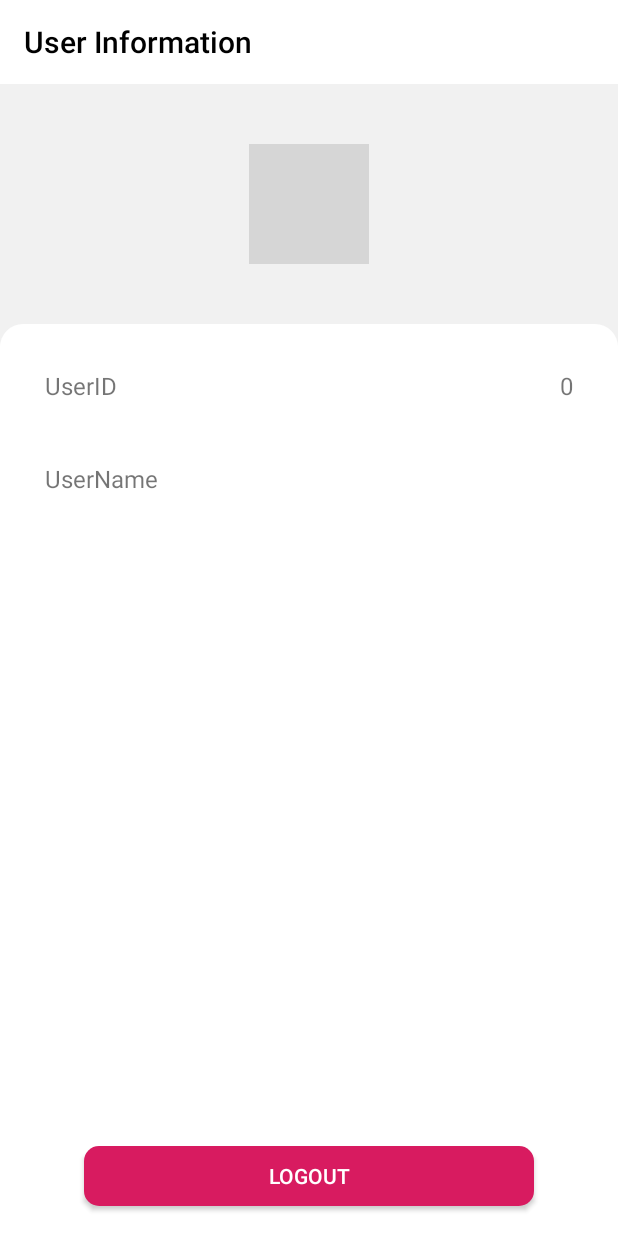
After one commit to WEIHAOLEE/ClickToFlight, an Android app: the ProfileActivity screen opened directly, with no data from a screen before it, on a phone screen of 412 x 824 dp. The commit adds this screen. Run offline under Robolectric (Android 15) with nearby library versions, the phone set to English and light mode, and no system bars; our stand-ins replace CircleImageView; pictures from the network do not load; grey boxes are pictures that could not be loaded.

Commit message:
add logout logic

```diff
--- a/app/src/main/AndroidManifest.xml
+++ b/app/src/main/AndroidManifest.xml
@@ -2,11 +2,9 @@
 <manifest xmlns:android="http://schemas.android.com/apk/res/android"
     package="com.sky.clicktoflight">
 
-    <uses-permission android:name="android.permission.INTERNET" />
-    <!--读写内存块权限-->
+    <uses-permission android:name="android.permission.INTERNET" /> <!-- 读写内存块权限 -->
     <uses-permission android:name="android.permission.WRITE_EXTERNAL_STORAGE" />
-    <uses-permission android:name="android.permission.READ_EXTERNAL_STORAGE"/>
-    <!--调用相机权限-->
+    <uses-permission android:name="android.permission.READ_EXTERNAL_STORAGE" /> <!-- 调用相机权限 -->
     <uses-permission android:name="android.permission.CAMERA" />
 
     <application
@@ -17,7 +15,8 @@
         android:supportsRtl="true"
         android:theme="@style/AppTheme"
         android:usesCleartextTraffic="true">
-        <activity android:name=".RegisterActivity"></activity>
+        <activity android:name=".ProfileActivity"></activity>
+        <activity android:name=".RegisterActivity" />
         <activity android:name=".LoginActivity" />
         <activity android:name=".FlightInfoActivity" />
         <activity android:name=".ConfirmActivity" />
@@ -35,7 +34,7 @@
         <activity
             android:name="com.yalantis.ucrop.UCropActivity"
             android:screenOrientation="portrait"
-            android:theme="@style/Theme.AppCompat.Light.NoActionBar"/>
+            android:theme="@style/Theme.AppCompat.Light.NoActionBar" />
     </application>
 
 </manifest>
--- /dev/null
+++ b/app/src/main/java/com/sky/clicktoflight/ProfileActivity.java
@@ -0,0 +1,60 @@
+package com.sky.clicktoflight;
+
+import androidx.appcompat.app.AppCompatActivity;
+
+import android.content.SharedPreferences;
+import android.os.Bundle;
+import android.view.View;
+import android.widget.Button;
+import android.widget.TextView;
+
+import com.bumptech.glide.Glide;
+
+import de.hdodenhof.circleimageview.CircleImageView;
+
+public class ProfileActivity extends AppCompatActivity {
+
+    private CircleImageView mIvUserPhoto;
+    private TextView mTvUid;
+    private TextView mTvUname;
+    private Button mBtLogout;
+
+    @Override
+    protected void onCreate(Bundle savedInstanceState) {
+        super.onCreate(savedInstanceState);
+        setContentView(R.layout.activity_profile);
+        initView();
+        initData();
+    }
+
+    private void initData() {
+        mTvUid.setText(String.valueOf(Constants.USER_ID));
+        mTvUname.setText(String.valueOf(Constants.USER_NAME));
+        Glide.with(this).load(Constants.IMAGE_PATH).into(mIvUserPhoto);
+    }
+
+    private void initView() {
+        mIvUserPhoto = findViewById(R.id.iv_user_photo);
+        mTvUid = findViewById(R.id.tv_userid_num);
+        mTvUname = findViewById(R.id.tv_uname_num);
+        mBtLogout = findViewById(R.id.bt_logout);
+        mBtLogout.setOnClickListener(new View.OnClickListener() {
+            @Override
+            public void onClick(View v) {
+                SharedPreferences sp = getSharedPreferences(Constants.SP_USER_DATA, MODE_PRIVATE);
+                SharedPreferences.Editor edit = sp.edit();
+                edit.putBoolean("loginStatus", false);
+                edit.putInt("uId",0);
+                edit.putString("uName","");
+                edit.putString("uPwd","");
+                edit.putString("imagePath","");
+                edit.commit();
+                Constants.LOGIN_STATUS =false;
+                Constants.IMAGE_PATH = "";
+                Constants.USER_NAME = "";
+                Constants.USER_ID = 0;
+                finish();
+            }
+        });
+    }
+}
--- a/app/src/main/java/com/sky/clicktoflight/View/MeFragment.java
+++ b/app/src/main/java/com/sky/clicktoflight/View/MeFragment.java
@@ -11,6 +11,7 @@ import android.view.ViewGroup;
 import android.widget.ImageView;
 import android.widget.TextView;
 
+import androidx.annotation.DrawableRes;
 import androidx.annotation.NonNull;
 import androidx.annotation.Nullable;
 import androidx.fragment.app.Fragment;
@@ -18,6 +19,7 @@ import androidx.fragment.app.Fragment;
 import com.bumptech.glide.Glide;
 import com.sky.clicktoflight.Constants;
 import com.sky.clicktoflight.LoginActivity;
+import com.sky.clicktoflight.ProfileActivity;
 import com.sky.clicktoflight.R;
 import com.sky.clicktoflight.utils.CheckLoginStatus;
 import com.sky.clicktoflight.utils.ImmersionBarUtils;
@@ -57,18 +59,16 @@ public class MeFragment extends Fragment {
         mTvUsername.setOnClickListener(profileOnClickListener);
         mTvUserId = view.findViewById(R.id.tv_userid);
         mTvUserId.setOnClickListener(profileOnClickListener);
-        if (Constants.LOGIN_STATUS){
-            mTvUserId.setText(String.valueOf(Constants.USER_ID));
-            mTvUsername.setText(Constants.USER_NAME);
-            Glide.with(view).load(Constants.IMAGE_PATH).into(mIvPhoto);
-        }
+
     }
     private View.OnClickListener profileOnClickListener = new View.OnClickListener() {
         @Override
         public void onClick(View v) {
-            // TODO: 判断登录状态 未登录则跳转登录页面 登录则不操作）
+            // TODO: 判断登录状态 未登录则跳转登录页面 登录则跳转到用户详情页？）
             if (Constants.LOGIN_STATUS){
                 Log.d("Login ", "already login");
+                Intent intent = new Intent(view.getContext(), ProfileActivity.class);
+                startActivity(intent);
             }else {
                 Intent intent = new Intent(view.getContext(), LoginActivity.class);
                 startActivity(intent);
@@ -86,6 +86,18 @@ public class MeFragment extends Fragment {
             CheckLoginStatus checkLoginStatus = new CheckLoginStatus(getActivity());
             // 检查是否登录 并设置常量
             checkLoginStatus.getSharedPreferences();
+            // 如果还是等于空 那就清空信息
+            if (!Constants.LOGIN_STATUS){
+                mTvUserId.setText("UserID");
+                mTvUsername.setText("UserName");
+                mIvPhoto.setImageResource(R.drawable.profile_photo);
+            }
+
+        }
+        if (Constants.LOGIN_STATUS){
+            mTvUserId.setText(String.valueOf(Constants.USER_ID));
+            mTvUsername.setText(Constants.USER_NAME);
+            Glide.with(view).load(Constants.IMAGE_PATH).into(mIvPhoto);
         }
         super.onResume();
     }
--- /dev/null
+++ b/app/src/main/res/drawable/button_round_red.xml
@@ -0,0 +1,18 @@
+<?xml version="1.0" encoding="utf-8"?>
+<shape xmlns:android="http://schemas.android.com/apk/res/android" >
+
+    <!-- view背景色 -->
+    <solid android:color="@color/colorAccent" />
+    <!-- 边框颜色 宽度 -->
+    <!--<stroke-->
+    <!--android:width="1dip"-->
+    <!--android:color="#000000" />-->
+    <!-- 边框圆角 -->
+    <corners
+        android:radius="10dp"/>
+    <!--<padding-->
+    <!--android:left="10dp"/>-->
+
+
+
+</shape>
--- /dev/null
+++ b/app/src/main/res/layout/activity_profile.xml
@@ -0,0 +1,99 @@
+<?xml version="1.0" encoding="utf-8"?>
+<RelativeLayout xmlns:android="http://schemas.android.com/apk/res/android"
+    xmlns:app="http://schemas.android.com/apk/res-auto"
+    xmlns:tools="http://schemas.android.com/tools"
+    android:layout_width="match_parent"
+    android:layout_height="match_parent"
+    tools:context=".ProfileActivity"
+    android:background="@color/background">
+
+    <!--解决状态栏与toolbar重叠问题-->
+    <View
+        android:id="@+id/view_bar"
+        android:layout_width="match_parent"
+        android:layout_height="0dp"
+        android:background="#FFFFFF" />
+
+    <androidx.appcompat.widget.Toolbar
+        android:id="@+id/tb_1"
+        android:layout_below="@+id/view_bar"
+        android:layout_width="match_parent"
+        android:layout_height="?attr/actionBarSize"
+        android:background="#FFFFFF"
+        app:title="User Information"
+        app:titleTextColor="#000000"
+        android:theme="@style/ThemeOverlay.AppCompat.ActionBar"
+        app:popupTheme="@style/ThemeOverlay.AppCompat.Light"/>
+
+    <de.hdodenhof.circleimageview.CircleImageView
+        android:id="@+id/iv_user_photo"
+        android:layout_below="@id/tb_1"
+        android:layout_width="80dp"
+        android:layout_height="80dp"
+        android:layout_centerHorizontal="true"
+        android:layout_marginTop="40dp"
+        android:src="@drawable/profile_photo"/>
+
+    <RelativeLayout
+        android:layout_width="match_parent"
+        android:layout_height="wrap_content"
+        android:layout_below="@id/iv_user_photo"
+        android:paddingTop="30dp"
+        android:paddingLeft="30dp"
+        android:paddingRight="30dp"
+        android:background="@drawable/boarding_information"
+        android:layout_marginTop="40dp">
+        <TextView
+            android:id="@+id/tv_userid"
+            android:layout_width="wrap_content"
+            android:layout_height="wrap_content"
+            android:text="@string/userid"
+            android:textSize="16sp"/>
+
+        <TextView
+            android:id="@+id/tv_userid_num"
+            android:layout_width="wrap_content"
+            android:layout_height="wrap_content"
+            android:text="123"
+            android:layout_alignParentEnd="true"
+            android:textSize="16sp"/>
+
+        <TextView
+            android:id="@+id/tv_uname"
+            android:layout_below="@id/tv_userid"
+            android:layout_marginTop="40dp"
+            android:layout_width="wrap_content"
+            android:layout_height="wrap_content"
+            android:text="@string/username"
+            android:textSize="16sp"/>
+
+        <TextView
+            android:id="@+id/tv_uname_num"
+            android:layout_below="@id/tv_userid"
+            android:layout_marginTop="40dp"
+            android:layout_alignParentEnd="true"
+            android:layout_width="wrap_content"
+            android:layout_height="wrap_content"
+            android:text="Nameqq"
+            android:textSize="16sp"/>
+
+        <Button
+            android:id="@+id/bt_logout"
+            android:layout_width="300dp"
+            android:layout_height="40dp"
+            android:layout_centerHorizontal="true"
+            android:layout_above="@id/view_nav"
+            android:background="@drawable/button_round_red"
+            android:textColor="#FFFFFF"
+            android:text="logout"
+            android:layout_marginBottom="20dp" />
+
+        <View
+            android:id="@+id/view_nav"
+            android:layout_width="match_parent"
+            android:layout_height="0dp"
+            android:layout_alignParentBottom="true"/>
+    </RelativeLayout>
+
+
+</RelativeLayout>
```
